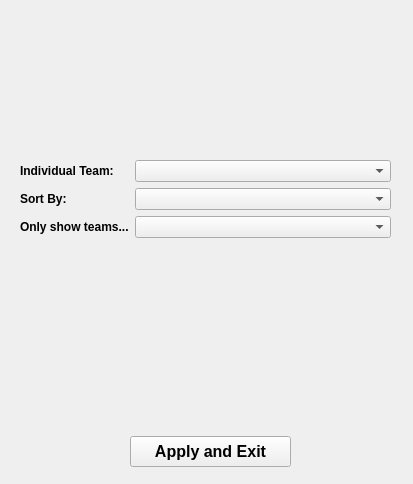
First picture: the form in StadiumTourProject/tablefilter.ui, repository joeyCampbelll/CS1D-Project-2, before the edit.
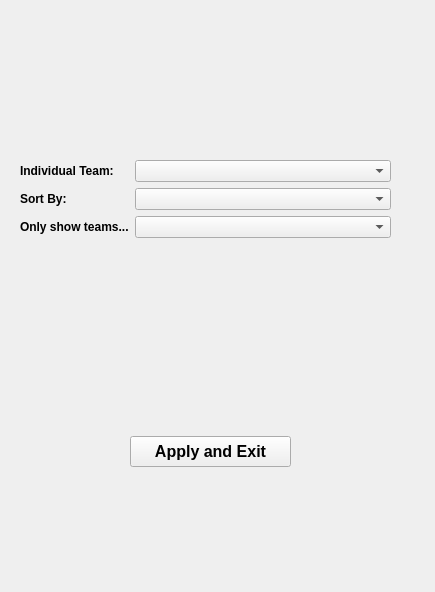
Second picture: the form after the edit.

What changed in the file:
```diff
--- a/StadiumTourProject/tablefilter.ui
+++ b/StadiumTourProject/tablefilter.ui
@@ -6,8 +6,8 @@
    <rect>
     <x>0</x>
     <y>0</y>
-    <width>413</width>
-    <height>484</height>
+    <width>435</width>
+    <height>592</height>
    </rect>
   </property>
   <property name="windowTitle">
@@ -19,7 +19,7 @@
      <x>20</x>
      <y>160</y>
      <width>371</width>
-     <height>82</height>
+     <height>87</height>
     </rect>
    </property>
    <layout class="QFormLayout" name="AddEditGeneralLayout">
```
